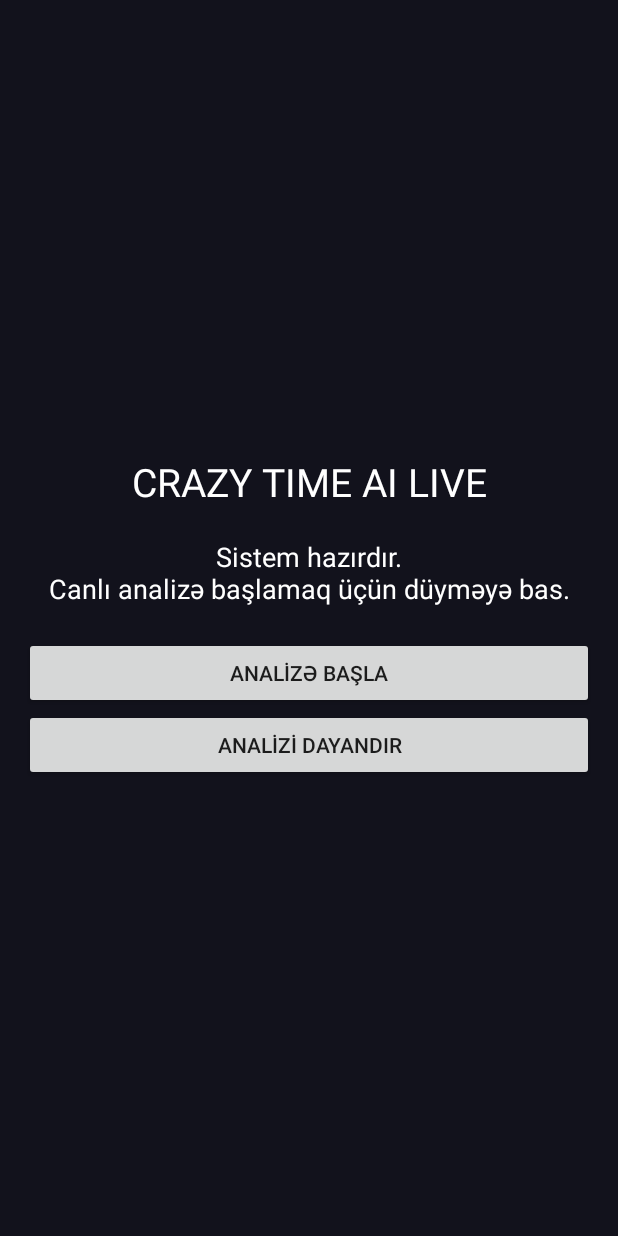
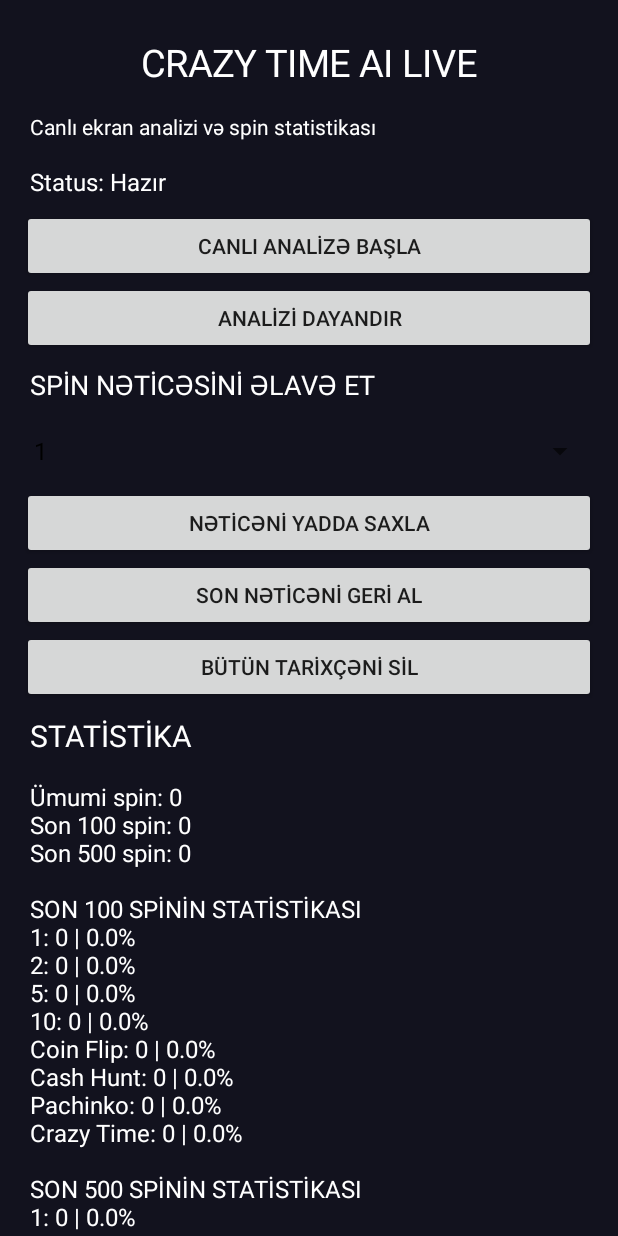
Before and after one commit to aslanatayev82-hash/CrazyTimeAI, an Android app: the screen it shows after launch (MainActivity), on a phone screen of 412 x 824 dp. Run offline under Robolectric (Android 15) with nearby library versions, the phone set to English and light mode, and no system bars.

Commit message:
Update MainActivity.kt

```diff
--- a/app/src/main/java/az/crazytime/ai/MainActivity.kt
+++ b/app/src/main/java/az/crazytime/ai/MainActivity.kt
@@ -1,3 +1,4 @@
+
 package az.crazytime.ai
 
 import android.app.Activity
@@ -7,75 +8,163 @@ import android.media.projection.MediaProjectionManager
 import android.os.Build
 import android.os.Bundle
 import android.view.Gravity
-import android.widget.Button
-import android.widget.LinearLayout
-import android.widget.TextView
+import android.widget.*
+import org.json.JSONArray
+import java.util.Locale
 
 class MainActivity : Activity() {
 
-    private val requestCode = 1001
-    private lateinit var info: TextView
+    companion object {
+        private const val REQUEST_CAPTURE = 1001
+        private const val PREFS = "crazy_time_history"
+    }
+
+    private val names = listOf(
+        "1", "2", "5", "10",
+        "Coin Flip", "Cash Hunt",
+        "Pachinko", "Crazy Time"
+    )
+
+    private lateinit var status: TextView
+    private lateinit var historyText: TextView
+    private lateinit var statsText: TextView
+    private lateinit var resultPicker: Spinner
+
+    private val prefs by lazy {
+        getSharedPreferences(PREFS, MODE_PRIVATE)
+    }
+
+    private fun makeText(
+        value: String,
+        size: Float = 16f
+    ): TextView {
+        return TextView(this).apply {
+            text = value
+            textSize = size
+            setTextColor(Color.WHITE)
+            setPadding(8, 12, 8, 12)
+        }
+    }
+
+    private fun makeButton(
+        value: String,
+        action: () -> Unit
+    ): Button {
+        return Button(this).apply {
+            text = value
+            setOnClickListener { action() }
+        }
+    }
 
     override fun onCreate(savedInstanceState: Bundle?) {
         super.onCreate(savedInstanceState)
 
-        val layout = LinearLayout(this).apply {
+        val root = LinearLayout(this).apply {
             orientation = LinearLayout.VERTICAL
-            gravity = Gravity.CENTER
-            setPadding(24, 24, 24, 24)
-            setBackgroundColor(Color.rgb(18, 18, 28))
+            setPadding(22, 25, 22, 25)
+            setBackgroundColor(Color.rgb(18, 18, 30))
         }
 
-        val title = TextView(this).apply {
-            text = "CRAZY TIME AI LIVE"
-            textSize = 26f
-            setTextColor(Color.WHITE)
-            gravity = Gravity.CENTER
+        val title = makeText("CRAZY TIME AI LIVE", 25f)
+        title.gravity = Gravity.CENTER
+
+        root.addView(title)
+
+        root.addView(
+            makeText(
+                "Canlı ekran analizi və spin statistikası",
+                14f
+            )
+        )
+
+        status = makeText("Status: Hazır", 16f)
+        root.addView(status)
+
+        root.addView(
+            makeButton("CANLI ANALİZƏ BAŞLA") {
+                startScreenCapture()
+            }
+        )
+
+        root.addView(
+            makeButton("ANALİZİ DAYANDIR") {
+                stopCapture()
+            }
+        )
+
+        root.addView(makeText("SPİN NƏTİCƏSİNİ ƏLAVƏ ET", 18f))
+
+        resultPicker = Spinner(this).apply {
+            adapter = ArrayAdapter(
+                this@MainActivity,
+                android.R.layout.simple_spinner_dropdown_item,
+                names
+            )
         }
 
-        info = TextView(this).apply {
-            text = "Sistem hazırdır.\nCanlı analizə başlamaq üçün düyməyə bas."
-            textSize = 18f
-            setTextColor(Color.WHITE)
-            gravity = Gravity.CENTER
-            setPadding(0, 30, 0, 30)
+        root.addView(resultPicker)
+
+        root.addView(
+            makeButton("NƏTİCƏNİ YADDA SAXLA") {
+                addResult()
+            }
+        )
+
+        root.addView(
+            makeButton("SON NƏTİCƏNİ GERİ AL") {
+                undoResult()
+            }
+        )
+
+        root.addView(
+            makeButton("BÜTÜN TARİXÇƏNİ SİL") {
+                AlertDialogBuilder()
+            }
+        )
+
+        root.addView(makeText("STATİSTİKA", 20f))
+
+        statsText = makeText("")
+        root.addView(statsText)
+
+        root.addView(makeText("SON NƏTİCƏLƏR", 20f))
+
+        historyText = makeText("")
+        root.addView(historyText)
+
+        root.addView(
+            makeText(
+                "Qeyd: Statistikalar keçmiş nəticələri göstərir. " +
+                "Növbəti spin və bonus üçün zəmanətli proqnoz vermir.",
+                13f
+            )
+        )
+
+        val scroll = ScrollView(this)
+        scroll.addView(root)
+        setContentView(scroll)
+
+        updateScreen()
     }
 
-        val startButton = Button(this).apply {
-            text = "ANALİZƏ BAŞLA"
-            setOnClickListener {
+    private fun startScreenCapture() {
+        try {
             val manager = getSystemService(
                 MEDIA_PROJECTION_SERVICE
             ) as MediaProjectionManager
 
-                info.text = "Ekran paylaşımı icazəsi gözlənilir..."
+            status.text = "Ekran paylaşımı icazəsi gözlənilir..."
 
             startActivityForResult(
                 manager.createScreenCaptureIntent(),
-                    requestCode
+                REQUEST_CAPTURE
             )
+        } catch (e: Exception) {
+            status.text = "Xəta: ${e.message}"
         }
     }
 
-        val stopButton = Button(this).apply {
-            text = "ANALİZİ DAYANDIR"
-            setOnClickListener {
-                stopService(
-                    Intent(this@MainActivity, CaptureService::class.java)
-                )
-                info.text = "Analiz dayandırıldı."
-            }
-        }
-
-        layout.addView(title)
-        layout.addView(info)
-        layout.addView(startButton)
-        layout.addView(stopButton)
-
-        setContentView(layout)
-    }
-
-    @Deprecated("Android callback")
+    @Deprecated("Android activity result callback")
     override fun onActivityResult(
         requestCode: Int,
         resultCode: Int,
@@ -83,10 +172,10 @@ class MainActivity : Activity() {
     ) {
         super.onActivityResult(requestCode, resultCode, data)
 
-        if (requestCode == this.requestCode &&
-            resultCode == RESULT_OK &&
-            data != null
-        ) {
+        if (requestCode != REQUEST_CAPTURE) return
+
+        if (resultCode == RESULT_OK && data != null) {
+            try {
                 val serviceIntent = Intent(
                     this,
                     CaptureService::class.java
@@ -101,9 +190,144 @@ class MainActivity : Activity() {
                     startService(serviceIntent)
                 }
 
-            info.text = "Ekran paylaşılır. OCR analizi başladılır."
+                status.text = "Status: Ekran analizi başladıldı"
+            } catch (e: Exception) {
+                status.text = "Servis xətası: ${e.message}"
+            }
         } else {
-            info.text = "Ekran paylaşımına icazə verilmədi."
+            status.text = "Ekran paylaşımına icazə verilmədi"
+        }
+    }
+
+    private fun stopCapture() {
+        stopService(
+            Intent(this, CaptureService::class.java)
+        )
+        status.text = "Status: Analiz dayandırıldı"
+    }
+
+    private fun readHistory(): MutableList<String> {
+        val array = try {
+            JSONArray(prefs.getString("history", "[]"))
+        } catch (e: Exception) {
+            JSONArray()
+        }
+
+        val result = mutableListOf<String>()
+
+        for (i in 0 until array.length()) {
+            val value = array.optString(i)
+            if (value in names) result.add(value)
+        }
+
+        return result
+    }
+
+    private fun saveHistory(list: List<String>) {
+        val array = JSONArray()
+
+        list.forEach {
+            array.put(it)
+        }
+
+        prefs.edit()
+            .putString("history", array.toString())
+            .apply()
+    }
+
+    private fun addResult() {
+        val history = readHistory()
+        val selected = resultPicker.selectedItem.toString()
+
+        history.add(selected)
+        saveHistory(history)
+
+        updateScreen()
+        status.text = "Nəticə yadda saxlanıldı: $selected"
+    }
+
+    private fun undoResult() {
+        val history = readHistory()
+
+        if (history.isNotEmpty()) {
+            val removed = history.removeAt(history.lastIndex)
+            saveHistory(history)
+            status.text = "Geri alındı: $removed"
+        } else {
+            status.text = "Tarixçə boşdur"
+        }
+
+        updateScreen()
+    }
+
+    private fun AlertDialogBuilder() {
+        android.app.AlertDialog.Builder(this)
+            .setTitle("Tarixçəni sil")
+            .setMessage("Bütün spin nəticələri silinsin?")
+            .setNegativeButton("Xeyr", null)
+            .setPositiveButton("Bəli") { _, _ ->
+                saveHistory(emptyList())
+                updateScreen()
+                status.text = "Tarixçə təmizləndi"
+            }
+            .show()
+    }
+
+    private fun updateScreen() {
+        val history = readHistory()
+
+        val last100 = history.takeLast(100)
+        val last500 = history.takeLast(500)
+
+        val output = StringBuilder()
+
+        output.append("Ümumi spin: ${history.size}\n")
+        output.append("Son 100 spin: ${last100.size}\n")
+        output.append("Son 500 spin: ${last500.size}\n\n")
+
+        output.append("SON 100 SPİNİN STATİSTİKASI\n")
+
+        names.forEach { name ->
+            val count = last100.count { it == name }
+            val percent = if (last100.isEmpty()) {
+                0.0
+            } else {
+                count * 100.0 / last100.size
+            }
+
+            output.append(
+                "$name: $count | " +
+                "${String.format(Locale.US, "%.1f", percent)}%\n"
+            )
+        }
+
+        output.append("\nSON 500 SPİNİN STATİSTİKASI\n")
+
+        names.forEach { name ->
+            val count = last500.count { it == name }
+            val percent = if (last500.isEmpty()) {
+                0.0
+            } else {
+                count * 100.0 / last500.size
+            }
+
+            output.append(
+                "$name: $count | " +
+                "${String.format(Locale.US, "%.1f", percent)}%\n"
+            )
+        }
+
+        statsText.text = output.toString()
+
+        historyText.text = if (history.isEmpty()) {
+            "Hələ nəticə əlavə edilməyib."
+        } else {
+            history.takeLast(30)
+                .asReversed()
+                .mapIndexed { index, value ->
+                    "${index + 1}. $value"
+                }
+                .joinToString("\n")
         }
     }
 }
```
Lines whose indentation alone changed are shown as unchanged.
